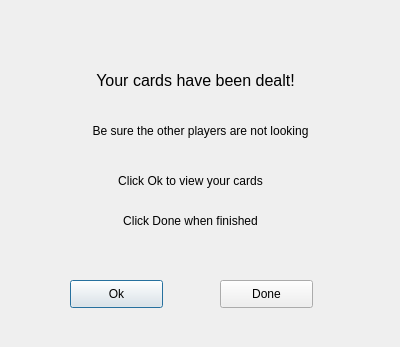
jaydeelew/poker_game_gui, file view/cardsdealt.ui: the form before one commit.
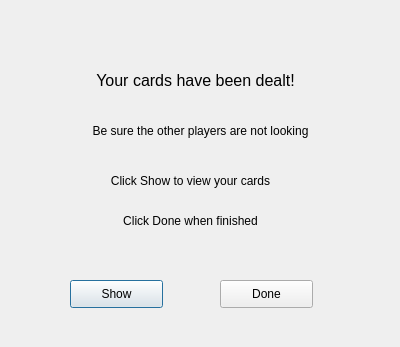
The form after the commit.

```diff
--- a/view/cardsdealt.ui
+++ b/view/cardsdealt.ui
@@ -49,7 +49,7 @@
     </font>
    </property>
    <property name="text">
-    <string>Click Ok to view your cards</string>
+    <string>Click Show to view your cards</string>
    </property>
    <property name="alignment">
     <set>Qt::AlignCenter</set>
@@ -107,7 +107,7 @@
     </rect>
    </property>
    <property name="text">
-    <string>Ok</string>
+    <string>Show</string>
    </property>
   </widget>
   <widget class="QPushButton" name="pushButtonDone">
```
Left out of the diff: 10 changed lines with no effect on the pictures.
